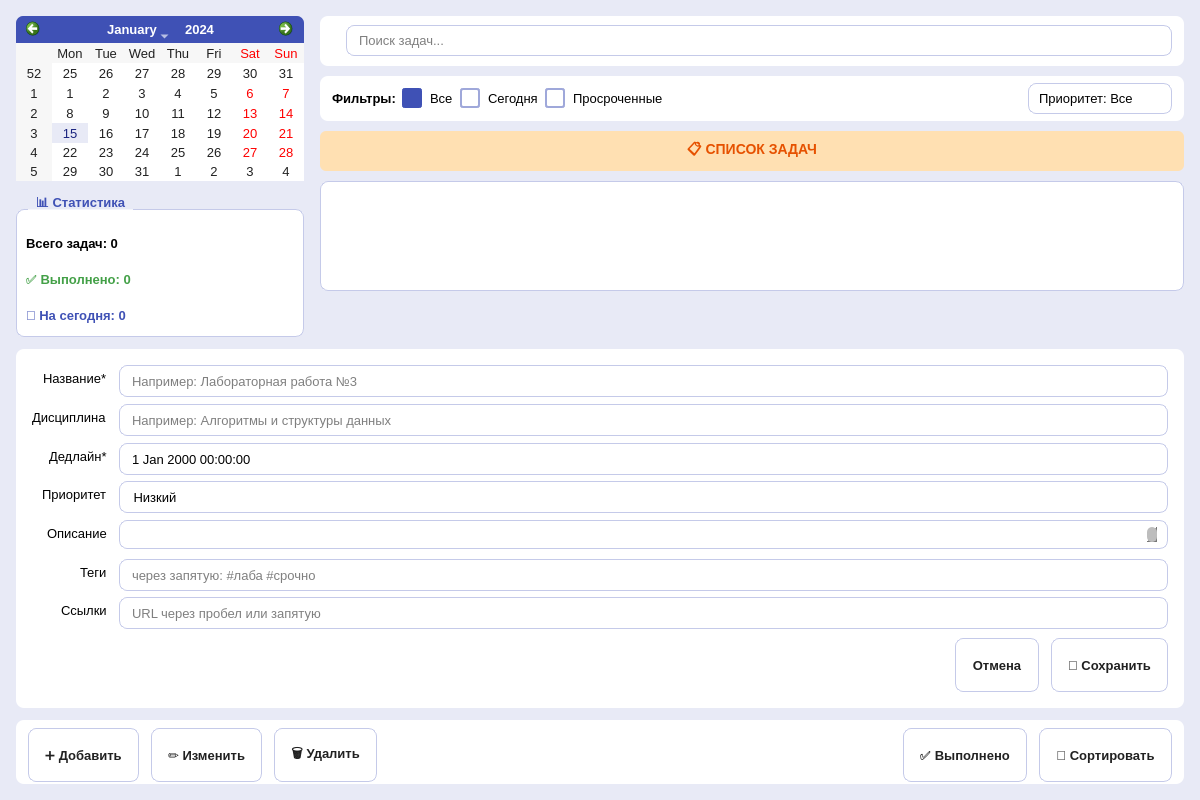
This is src/view/taskplanner.ui in MrMels625/TaskPlanner as Qt 5 draws it before an edit. The edited form follows.
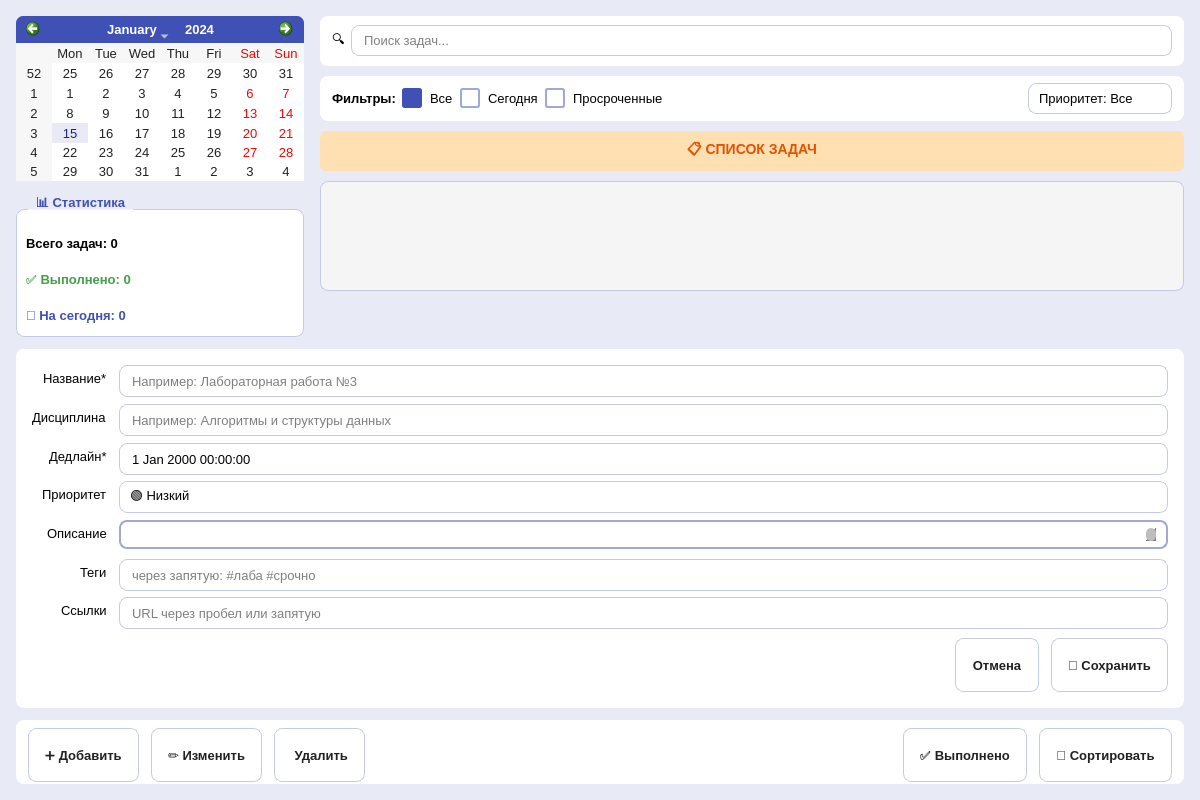
This is the edited form.

Commit message: user-friendly task list design

Patch:
```diff
--- a/src/view/taskplanner.ui
+++ b/src/view/taskplanner.ui
@@ -62,7 +62,7 @@
 QTextEdit {
     background-color: #ffffff;
     color: #000000;
-    border: 1px solid #c5cae9;
+    border: 2px solid #9fa8da;
     border-radius: 6px;
     padding: 6px 10px;
     font-size: 13px;
@@ -172,24 +172,26 @@
     selection-color: #1a237e;
 }
 
-/* Список задач */
+/* Список задач - УЛУЧШЕННЫЕ КАРТОЧКИ */
 QListWidget {
-    background-color: #ffffff;
+    background-color: #f5f5f5;
     border: 1px solid #c5cae9;
     border-radius: 8px;
-    padding: 4px;
+    padding: 8px;
 }
 QListWidget::item {
-    padding: 8px;
-    border-radius: 4px;
-    margin: 2px 0;
-    border-bottom: 1px solid #f0f0f0;
+    background-color: #ffffff;
+    border: 1px solid #c5cae9;
+    border-radius: 6px;
+    padding: 10px 12px;
+    margin: 4px 0;
 }
 QListWidget::item:hover {
     background-color: #f5f5f5;
 }
 QListWidget::item:selected {
     background-color: #e8eaf6;
+    border-color: #3f51b5;
     color: #1a237e;
 }
 
@@ -391,7 +393,7 @@
            <item>
             <widget class="QLabel" name="labelSearchIcon">
              <property name="text">
-              <string></string>
+              <string>🔍</string>
              </property>
              <property name="font">
               <font>
@@ -677,7 +679,7 @@
            </property>
            <item>
             <property name="text">
-             <string> Низкий</string>
+             <string>🟢 Низкий</string>
             </property>
            </item>
            <item>
@@ -854,7 +856,7 @@
        <item>
         <widget class="QPushButton" name="btnDelete">
          <property name="text">
-          <string>🗑️ Удалить</string>
+          <string>️ Удалить</string>
          </property>
         </widget>
        </item>
```
Left out of the diff: 7 changed lines with no effect on the pictures.
